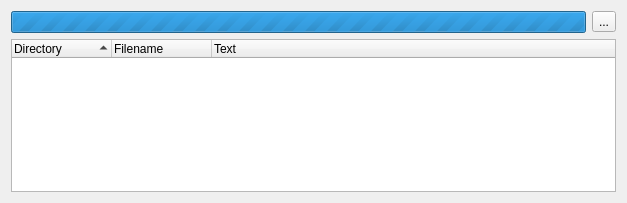
phoenix741/xinx, file framework/search/searchdock.ui: the form before one commit.
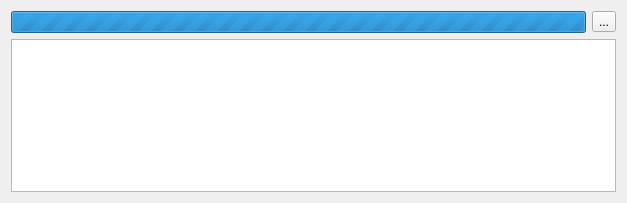
The form after the commit. Icons and pictures are not drawn.

Commit message: refs #527 : Change of the tree presentation

```diff
--- a/framework/search/searchdock.ui
+++ b/framework/search/searchdock.ui
@@ -34,28 +34,13 @@
     </layout>
    </item>
    <item>
-    <widget class="QTreeWidget" name="m_searchTreeWidget">
-     <property name="rootIsDecorated">
+    <widget class="QTreeView" name="m_searchTreeView">
+     <attribute name="headerVisible">
       <bool>false</bool>
-     </property>
-     <property name="sortingEnabled">
-      <bool>true</bool>
-     </property>
-     <column>
-      <property name="text">
-       <string>Directory</string>
-      </property>
-     </column>
-     <column>
-      <property name="text">
-       <string>Filename</string>
-      </property>
-     </column>
-     <column>
-      <property name="text">
-       <string>Text</string>
-      </property>
-     </column>
+     </attribute>
+     <attribute name="headerVisible">
+      <bool>false</bool>
+     </attribute>
     </widget>
    </item>
   </layout>
```
Left out of the diff: 2 changed lines with no effect on the pictures. The commit also changes 11 other files.
